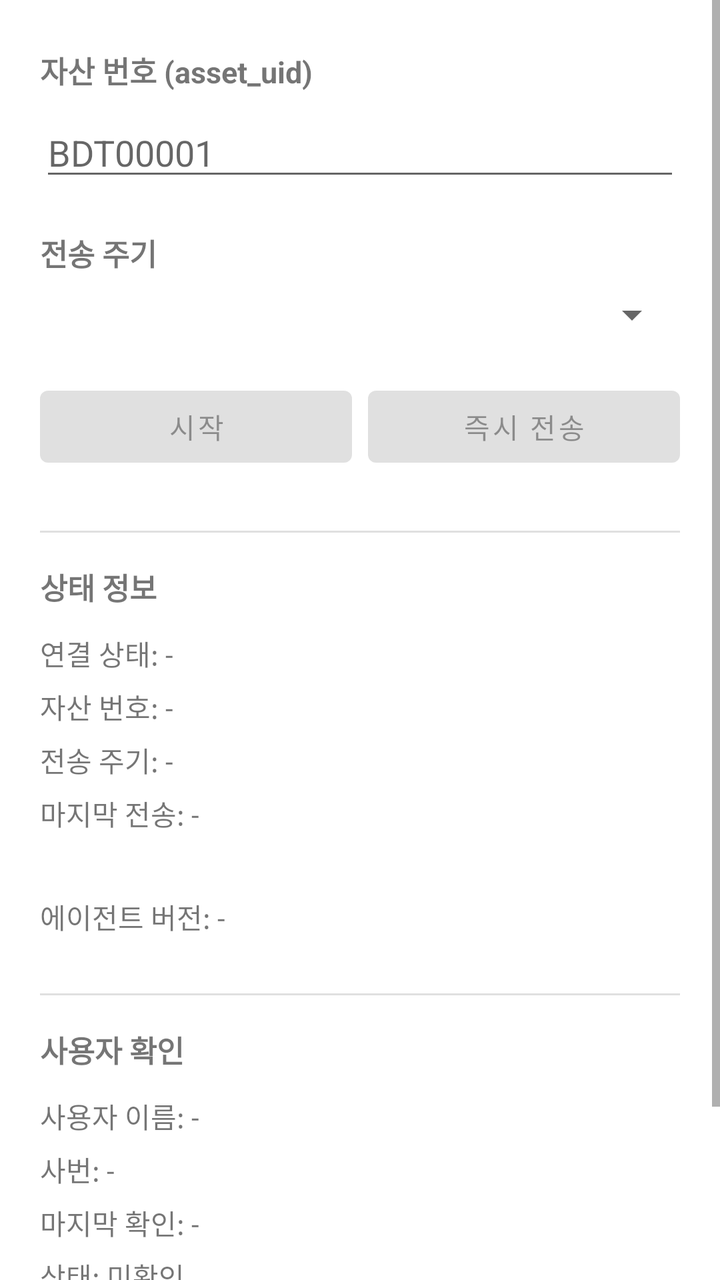
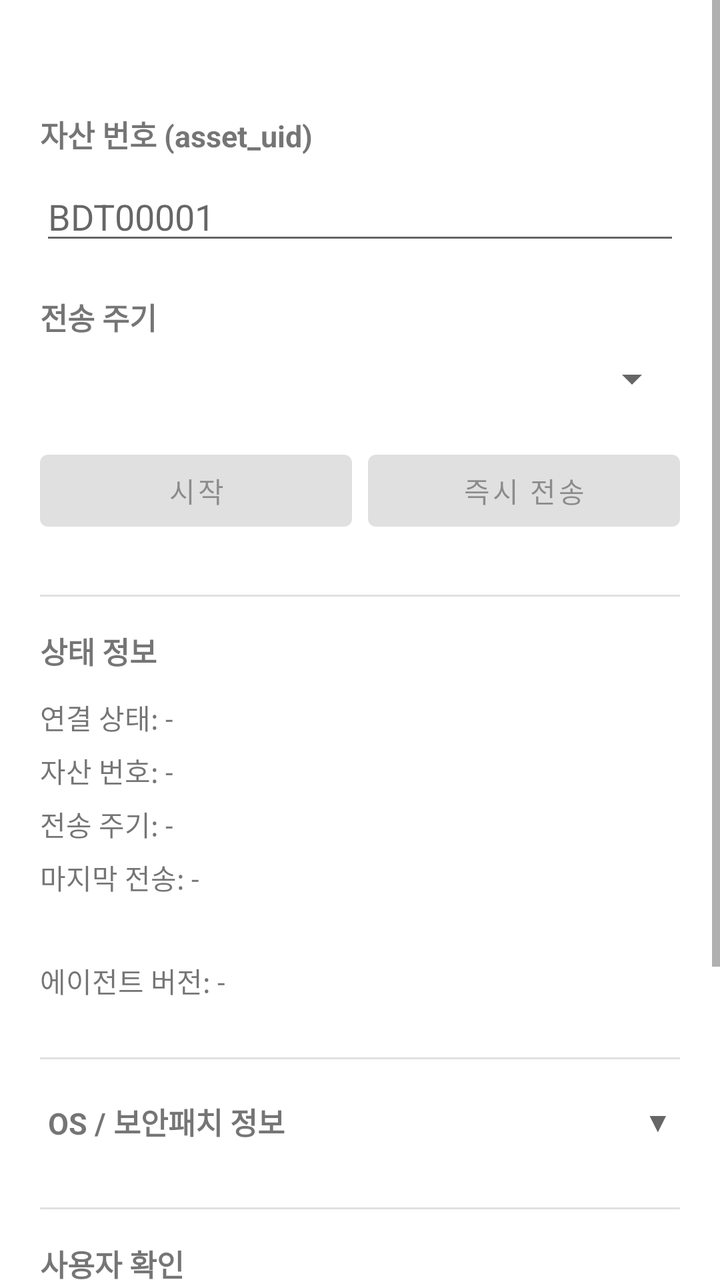

An Android layout rendered at two revisions. The XML below is the earlier revision; the diff shows what the commit changed to produce the second picture.
<!-- AndroidManifest.xml: application theme Theme.OAAgent -->
<!-- res/layout/activity_setup.xml -->
<?xml version="1.0" encoding="utf-8"?>
<ScrollView xmlns:android="http://schemas.android.com/apk/res/android"
    android:layout_width="match_parent"
    android:layout_height="match_parent"
    android:fitsSystemWindows="true">

    <LinearLayout
        android:layout_width="match_parent"
        android:layout_height="wrap_content"
        android:orientation="vertical"
        android:paddingStart="20dp"
        android:paddingEnd="20dp"
        android:paddingTop="24dp"
        android:paddingBottom="32dp">

        
        <TextView
            android:layout_width="wrap_content"
            android:layout_height="wrap_content"
            android:text="자산 번호 (asset_uid)"
            android:textSize="15sp"
            android:textStyle="bold" />

        <EditText
            android:id="@+id/et_asset_uid"
            android:layout_width="match_parent"
            android:layout_height="wrap_content"
            android:hint="BDT00001"
            android:inputType="textCapCharacters"
            android:maxLength="10"
            android:layout_marginTop="8dp" />

        <TextView
            android:id="@+id/tv_asset_uid_error"
            android:layout_width="wrap_content"
            android:layout_height="wrap_content"
            android:text="형식: [B|R|C|L|S][유형코드][5자리 숫자]"
            android:textColor="#F44336"
            android:textSize="12sp"
            android:layout_marginTop="4dp"
            android:visibility="gone" />

        
        <TextView
            android:layout_width="wrap_content"
            android:layout_height="wrap_content"
            android:text="전송 주기"
            android:textSize="15sp"
            android:textStyle="bold"
            android:layout_marginTop="20dp" />

        <Spinner
            android:id="@+id/spinner_interval"
            android:layout_width="match_parent"
            android:layout_height="wrap_content"
            android:layout_marginTop="8dp" />

        
        <LinearLayout
            android:layout_width="match_parent"
            android:layout_height="wrap_content"
            android:orientation="horizontal"
            android:layout_marginTop="20dp">

            <Button
                android:id="@+id/btn_start"
                android:layout_width="0dp"
                android:layout_height="48dp"
                android:layout_weight="1"
                android:text="시작"
                android:enabled="false"
                android:layout_marginEnd="8dp" />

            <Button
                android:id="@+id/btn_send_now"
                android:layout_width="0dp"
                android:layout_height="48dp"
                android:layout_weight="1"
                android:text="즉시 전송"
                android:enabled="false" />
        </LinearLayout>

        
        <ProgressBar
            android:id="@+id/progress_bar"
            android:layout_width="wrap_content"
            android:layout_height="wrap_content"
            android:layout_gravity="center"
            android:layout_marginTop="8dp"
            android:visibility="gone" />

        
        <View
            android:layout_width="match_parent"
            android:layout_height="1dp"
            android:background="#E0E0E0"
            android:layout_marginTop="28dp" />

        <TextView
            android:layout_width="wrap_content"
            android:layout_height="wrap_content"
            android:text="상태 정보"
            android:textSize="15sp"
            android:textStyle="bold"
            android:layout_marginTop="16dp" />

        <TextView
            android:id="@+id/tv_status"
            android:layout_width="wrap_content"
            android:layout_height="wrap_content"
            android:text="연결 상태: -"
            android:textSize="14sp"
            android:layout_marginTop="12dp" />

        <TextView
            android:id="@+id/tv_asset_uid_display"
            android:layout_width="wrap_content"
            android:layout_height="wrap_content"
            android:text="자산 번호: -"
            android:textSize="14sp"
            android:layout_marginTop="6dp" />

        <TextView
            android:id="@+id/tv_interval"
            android:layout_width="wrap_content"
            android:layout_height="wrap_content"
            android:text="전송 주기: -"
            android:textSize="14sp"
            android:layout_marginTop="6dp" />

        <TextView
            android:id="@+id/tv_last_heartbeat"
            android:layout_width="wrap_content"
            android:layout_height="wrap_content"
            android:text="마지막 전송: -"
            android:textSize="14sp"
            android:layout_marginTop="6dp" />

        <TextView
            android:id="@+id/tv_send_result"
            android:layout_width="wrap_content"
            android:layout_height="wrap_content"
            android:textSize="14sp"
            android:textColor="#1565C0"
            android:layout_marginTop="6dp" />

        <TextView
            android:id="@+id/tv_agent_version"
            android:layout_width="wrap_content"
            android:layout_height="wrap_content"
            android:text="에이전트 버전: -"
            android:textSize="14sp"
            android:layout_marginTop="6dp" />

        
        <View
            android:layout_width="match_parent"
            android:layout_height="1dp"
            android:background="#E0E0E0"
            android:layout_marginTop="28dp" />

        <TextView
            android:layout_width="wrap_content"
            android:layout_height="wrap_content"
            android:text="사용자 확인"
            android:textSize="15sp"
            android:textStyle="bold"
            android:layout_marginTop="16dp" />

        <TextView
            android:id="@+id/tv_user_name"
            android:layout_width="wrap_content"
            android:layout_height="wrap_content"
            android:text="사용자 이름: -"
            android:textSize="14sp"
            android:layout_marginTop="12dp" />

        <TextView
            android:id="@+id/tv_employee_id"
            android:layout_width="wrap_content"
            android:layout_height="wrap_content"
            android:text="사번: -"
            android:textSize="14sp"
            android:layout_marginTop="6dp" />

        <TextView
            android:id="@+id/tv_last_verified"
            android:layout_width="wrap_content"
            android:layout_height="wrap_content"
            android:text="마지막 확인: -"
            android:textSize="14sp"
            android:layout_marginTop="6dp" />

        <TextView
            android:id="@+id/tv_verification_status"
            android:layout_width="wrap_content"
            android:layout_height="wrap_content"
            android:text="상태: 미확인"
            android:textSize="14sp"
            android:layout_marginTop="6dp" />

        <Button
            android:id="@+id/btn_verify"
            android:layout_width="match_parent"
            android:layout_height="48dp"
            android:text="사용자 확인하기"
            android:enabled="false"
            android:layout_marginTop="12dp" />

    </LinearLayout>
</ScrollView>
<!-- resources referenced by this layout -->
<resources>
  <style name="Theme.OAAgent" parent="Theme.MaterialComponents.Light.DarkActionBar">
          <item name="colorPrimary">#1565C0</item>
          <item name="colorPrimaryVariant">#0D47A1</item>
          <item name="colorOnPrimary">#FFFFFF</item>
          <item name="colorSecondary">#43A047</item>
          <item name="colorOnSecondary">#FFFFFF</item>
      </style>
</resources>

<!-- the commit's change to res/layout/activity_setup.xml (unified diff, before → after) -->
@@ -10,8 +10,9 @@
         android:orientation="vertical"
         android:paddingStart="20dp"
         android:paddingEnd="20dp"
-        android:paddingTop="24dp"
-        android:paddingBottom="32dp">
+        android:paddingTop="56dp"
+        android:paddingBottom="32dp"
+        android:clipToPadding="false">
 
         
         <TextView
@@ -159,6 +160,117 @@
             android:background="#E0E0E0"
             android:layout_marginTop="28dp" />
 
+        <LinearLayout
+            android:id="@+id/header_os_info"
+            android:layout_width="match_parent"
+            android:layout_height="wrap_content"
+            android:orientation="horizontal"
+            android:gravity="center_vertical"
+            android:layout_marginTop="16dp"
+            android:padding="4dp"
+            android:background="?android:attr/selectableItemBackground"
+            android:clickable="true"
+            android:focusable="true">
+
+            <TextView
+                android:layout_width="0dp"
+                android:layout_height="wrap_content"
+                android:layout_weight="1"
+                android:text="OS / 보안패치 정보"
+                android:textSize="15sp"
+                android:textStyle="bold" />
+
+            <TextView
+                android:id="@+id/tv_os_toggle_indicator"
+                android:layout_width="wrap_content"
+                android:layout_height="wrap_content"
+                android:text="▼"
+                android:textSize="14sp"
+                android:textColor="#666666" />
+        </LinearLayout>
+
+        <LinearLayout
+            android:id="@+id/section_os_info"
+            android:layout_width="match_parent"
+            android:layout_height="wrap_content"
+            android:orientation="vertical"
+            android:visibility="gone">
+
+            <TextView
+                android:id="@+id/tv_os_version"
+                android:layout_width="wrap_content"
+                android:layout_height="wrap_content"
+                android:text="OS 버전: -"
+                android:textSize="14sp"
+                android:layout_marginTop="12dp" />
+
+            <TextView
+                android:id="@+id/tv_os_detail"
+                android:layout_width="wrap_content"
+                android:layout_height="wrap_content"
+                android:text="OS 상세: -"
+                android:textSize="14sp"
+                android:layout_marginTop="6dp" />
+
+            <TextView
+                android:id="@+id/tv_os_build"
+                android:layout_width="wrap_content"
+                android:layout_height="wrap_content"
+                android:text="빌드 번호: -"
+                android:textSize="14sp"
+                android:layout_marginTop="6dp" />
+
+            <TextView
+                android:id="@+id/tv_os_security_patch"
+                android:layout_width="wrap_content"
+                android:layout_height="wrap_content"
+                android:text="보안패치 (Android): -"
+                android:textSize="14sp"
+                android:layout_marginTop="6dp" />
+
+            <TextView
+                android:id="@+id/tv_os_vendor_patch"
+                android:layout_width="wrap_content"
+                android:layout_height="wrap_content"
+                android:text="벤더 패치: -"
+                android:textSize="14sp"
+                android:layout_marginTop="6dp" />
+
+            <TextView
+                android:id="@+id/tv_os_ubr"
+                android:layout_width="wrap_content"
+                android:layout_height="wrap_content"
+                android:text="UBR: -"
+                android:textSize="14sp"
+                android:layout_marginTop="6dp"
+                android:visibility="gone" />
+
+            <TextView
+                android:id="@+id/tv_os_kb_list"
+                android:layout_width="wrap_content"
+                android:layout_height="wrap_content"
+                android:text="적용 KB: -"
+                android:textSize="14sp"
+                android:layout_marginTop="6dp"
+                android:visibility="gone" />
+
+            <TextView
+                android:id="@+id/tv_os_patch_status"
+                android:layout_width="wrap_content"
+                android:layout_height="wrap_content"
+                android:text=""
+                android:textSize="13sp"
+                android:textStyle="bold"
+                android:layout_marginTop="10dp" />
+        </LinearLayout>
+
+        
+        <View
+            android:layout_width="match_parent"
+            android:layout_height="1dp"
+            android:background="#E0E0E0"
+            android:layout_marginTop="28dp" />
+
         <TextView
             android:layout_width="wrap_content"
             android:layout_height="wrap_content"
